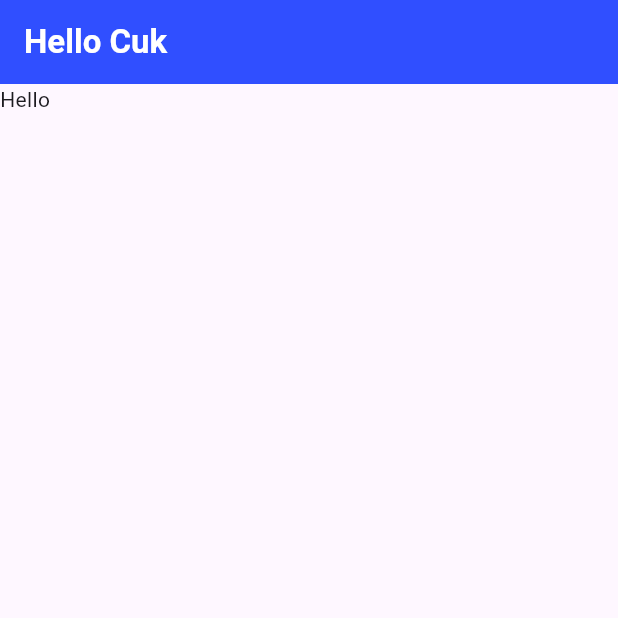
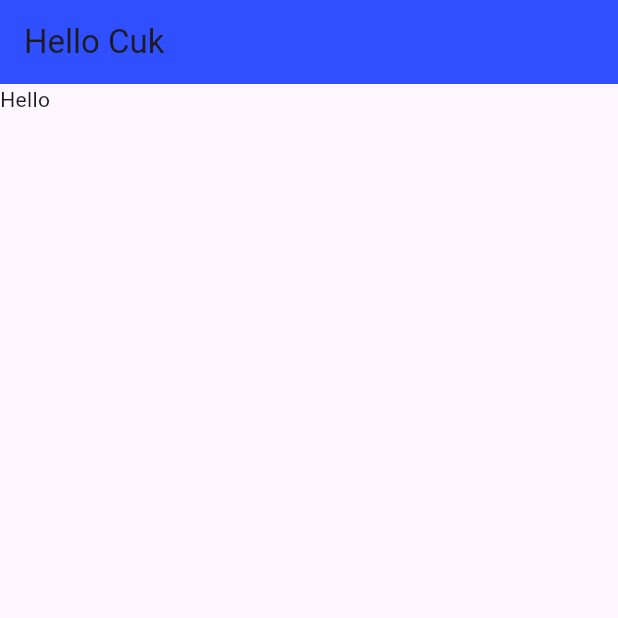
Before and after one commit to roningrum/flutter_movie_clbk, a Flutter app: the screen it shows after launch, on a phone screen of 412 x 824 dp, the top half of it. Run offline on Flutter 3.47's test engine with Material 3 defaults, Android fonts, the phone set to English and light mode, and no system bars; our stand-ins replace google_fonts.

Commit message:
mereview kodingan flutter

```diff
--- a/lib/page/homepage.dart
+++ b/lib/page/homepage.dart
@@ -1,5 +1,6 @@
 import 'package:flutter/material.dart';
 import 'package:flutter_movie_clbk/theme/theme.dart';
+import 'package:google_fonts/google_fonts.dart';
 
 class Homepage extends StatefulWidget {
   const Homepage({super.key});
@@ -14,7 +15,7 @@ class _HomepageState extends State<Homepage> {
     return Scaffold(
         appBar: AppBar(
           backgroundColor: primaryColor,
-          title: const Text("Hello Cuk", style: TextStyle(fontWeight: FontWeight.w600, color: Colors.white),),
+          title: const Text("Hello Cuk", style: TextStyle()),
         ),
         body: const Column(
           children: [
--- a/lib/theme/theme.dart
+++ b/lib/theme/theme.dart
@@ -2,4 +2,6 @@ import 'package:flutter/widgets.dart';
 import 'package:google_fonts/google_fonts.dart';
 
 const primaryColor = Color(0xff304fff);
-const headingTextStyle = TextStyle(fontFamily)
+const backgroundColor = Color(0xffF7F7F7);
+const textColor = Color(0xff5A5A5A);
+// const headingTextStyle = TextStyle(fontFamily)
```
